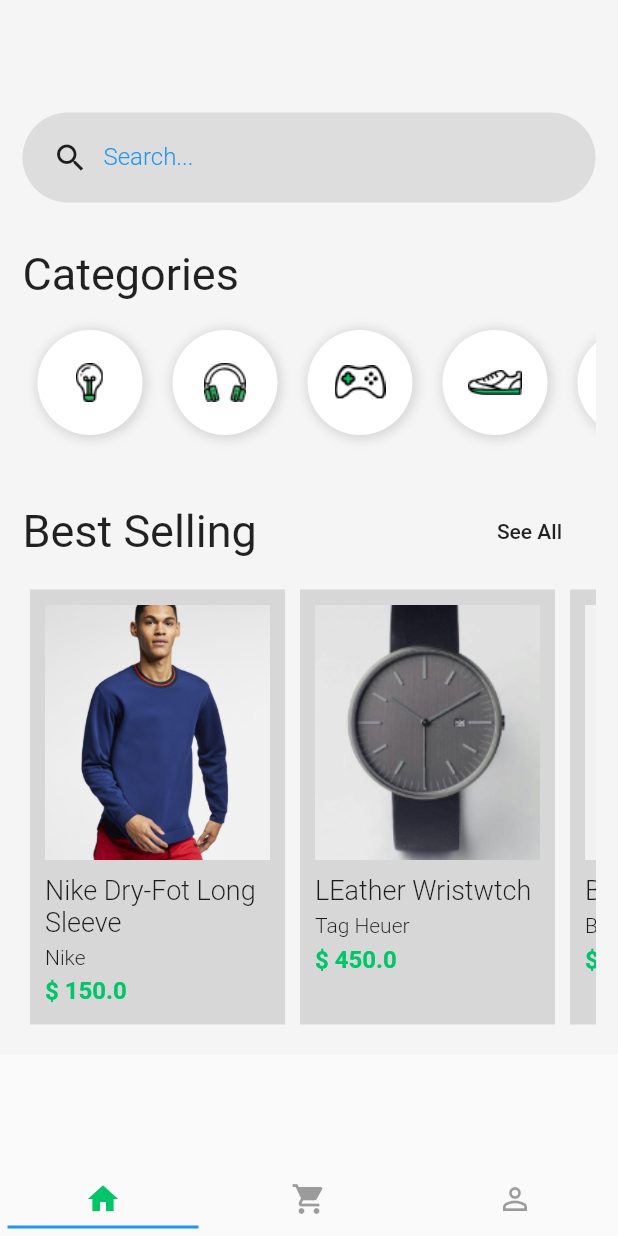
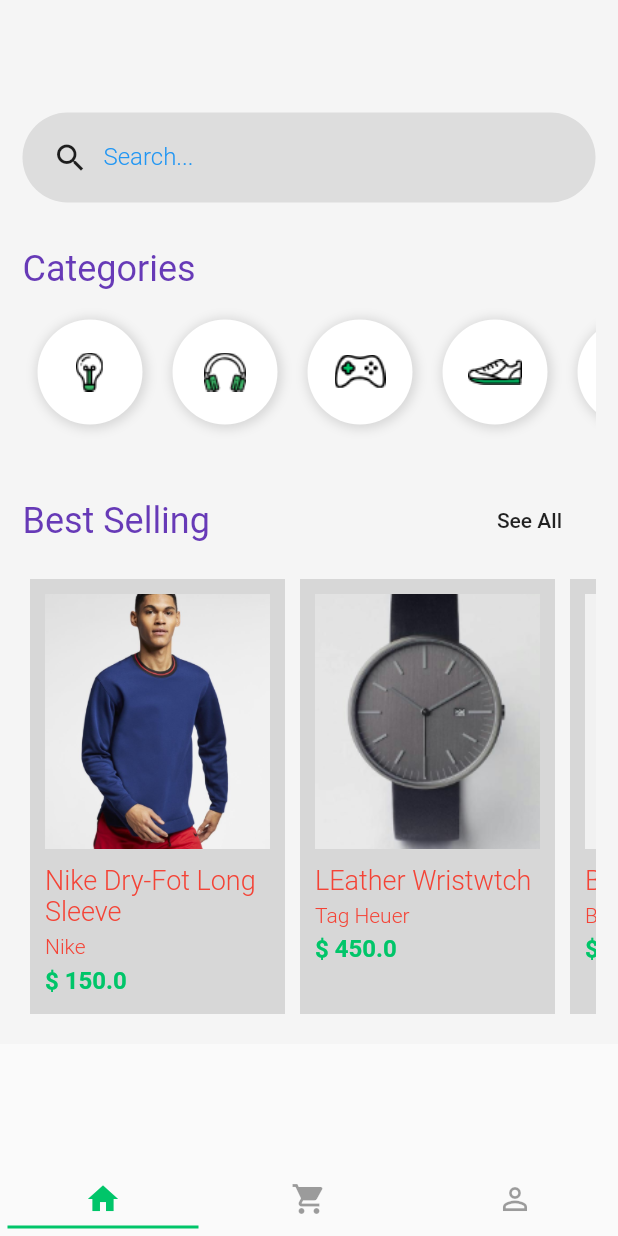
Before and after one commit to rodrigofelipejr/flutter-dart-balta.io, a Flutter app: the screen it shows after launch, on a phone screen of 412 x 824 dp. Run offline on Flutter 3.47's test engine with Material 2 defaults, Android fonts, the phone set to English and light mode, and no system bars; our stand-ins replace flutter_masked_text, shared_preferences.

Commit message:
Dominando Layouts no Flutter - Home Page

```diff
--- a/app_shopping/lib/pages/home.page.dart
+++ b/app_shopping/lib/pages/home.page.dart
@@ -25,9 +25,7 @@ class HomePage extends StatelessWidget {
               ),
               Text(
                 "Categories",
-                style: TextStyle(
-                  fontSize: 30,
-                ),
+                style: Theme.of(context).textTheme.headline,
               ),
               SizedBox(
                 height: 10,
@@ -44,9 +42,7 @@ class HomePage extends StatelessWidget {
                 children: [
                   Text(
                     "Best Selling",
-                    style: TextStyle(
-                      fontSize: 30,
-                    ),
+                    style: Theme.of(context).textTheme.headline,
                   ),
                   FlatButton(
                     child: Text("See All"),
--- a/app_shopping/lib/pages/tabs.page.dart
+++ b/app_shopping/lib/pages/tabs.page.dart
@@ -33,7 +33,7 @@ class TabsPage extends StatelessWidget {
         unselectedLabelColor: Colors.black38,
         indicatorSize: TabBarIndicatorSize.tab,
         indicatorPadding: EdgeInsets.all(5.0),
-        indicatorColor: Colors.blue,
+        indicatorColor: Theme.of(context).primaryColor,
       ),
     );
   }
--- a/app_shopping/lib/theme/light.theme.dart
+++ b/app_shopping/lib/theme/light.theme.dart
@@ -9,11 +9,11 @@ ThemeData lightTheme() {
   return ThemeData(
     // primarySwatch: primaryColor,
     brightness: brightness,
-    // textTheme: new TextTheme(
-    //   body1: new TextStyle(color: Colors.red),
-    //   display4: new TextStyle(fontSize: 78),
-    //   button: new TextStyle(color: Colors.green),
-    // ),
+    textTheme: new TextTheme(
+        body1: new TextStyle(color: Colors.red),
+        display4: new TextStyle(fontSize: 78),
+        button: new TextStyle(color: Colors.green),
+        headline: new TextStyle(color: Colors.deepPurple)),
     // tabBarTheme:
     // accentIconTheme:
     // accentTextTheme:
```
